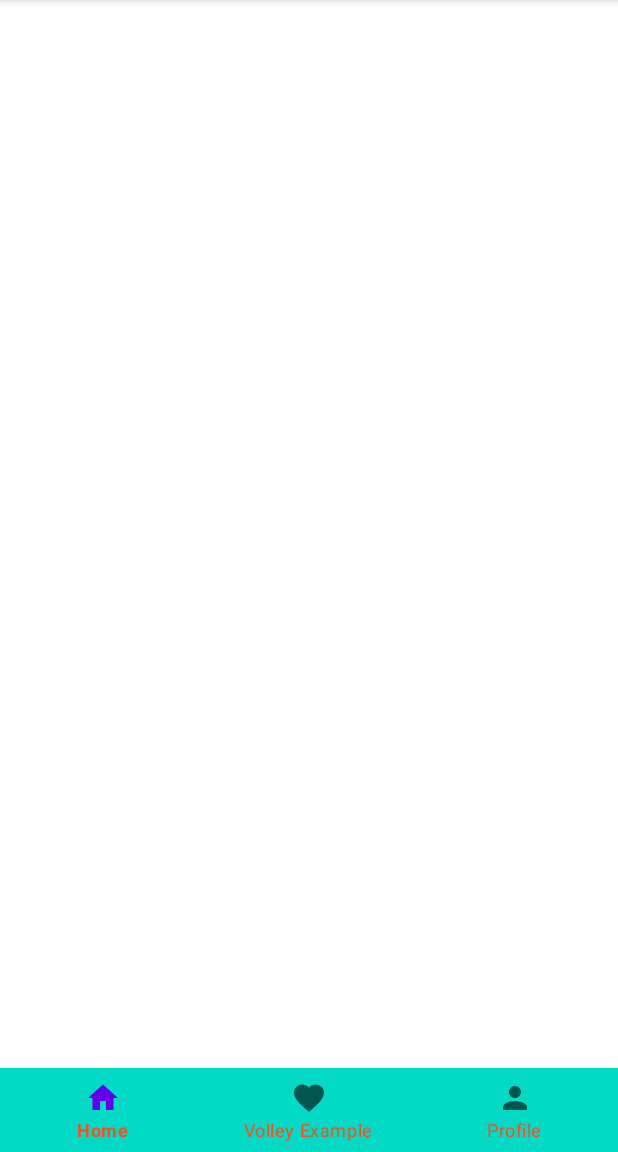
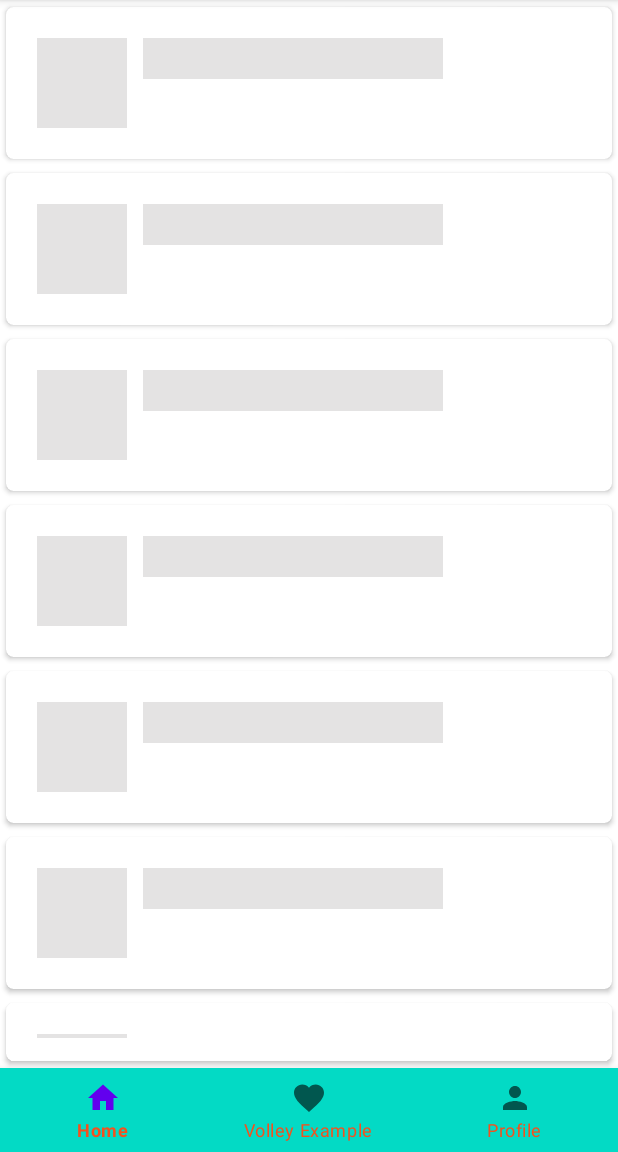
Before and after one commit to mubarakansari715/Fix_name_bottom_nav_kotlin, an Android app: the screen it shows after launch (MainActivity), on a phone screen of 412 x 824 dp, the part 84-1236 px from its top. Run offline under Robolectric (Android 15) with nearby library versions, the phone set to English and light mode, and no system bars; our stand-ins replace Shimmer.

Commit message:
Shimmer layout

```diff
--- a/app/build.gradle
+++ b/app/build.gradle
@@ -46,10 +46,13 @@ dependencies {
     androidTestImplementation 'androidx.test.espresso:espresso-core:3.4.0'
     //volley
     implementation "com.android.volley:volley:1.2.0"
-    //gson and retrofeit
+    //gson and retrofit
     implementation 'com.squareup.retrofit2:converter-gson:2.5.0'
     implementation 'com.squareup.retrofit2:retrofit:2.9.0'
     ///pic
     implementation 'com.squareup.picasso:picasso:2.71828'
 
+    //shimmer layout
+    implementation 'com.facebook.shimmer:shimmer:0.1.0@aar'
+
 }
--- a/app/src/main/java/com/example/kotlin_28_7_2021/Fragments/HomeFragment.kt
+++ b/app/src/main/java/com/example/kotlin_28_7_2021/Fragments/HomeFragment.kt
@@ -14,6 +14,7 @@ import com.example.kotlin_28_7_2021.ModelClass.PersonModelClass
 import com.example.kotlin_28_7_2021.ModelClass.RecycelViewModelClass
 import com.example.kotlin_28_7_2021.R
 import com.example.kotlin_28_7_2021.RecycelViewApiInterfacea
+import com.facebook.shimmer.ShimmerFrameLayout
 import kotlinx.android.synthetic.main.fragment_home.*
 import retrofit2.Call
 import retrofit2.Callback
@@ -37,13 +38,6 @@ class HomeFragment : Fragment() {
     }
 
     private fun getData(view: View?) {
-        val prog = ProgressDialog(requireActivity())
-        prog.setTitle("Checking Network")
-        prog.setMessage("Please wait few minutes")
-        //prog.setFeatureDrawable(R.drawable.ic_launcher_background)
-        prog.setCancelable(false)
-        Handler().postDelayed({ prog.dismiss() }, 2000)
-        prog.show()
         val retrofitBuilder = Retrofit.Builder()
             .addConverterFactory(GsonConverterFactory.create())
             .baseUrl(StringUrl)
@@ -65,9 +59,16 @@ class HomeFragment : Fragment() {
                 for (m in responseBody) {
                     listData.add(RecycelViewModelClass(m.id, m.title, m.url))
                 }
+                //shimmer code
+                shimmerLayout.stopShimmerAnimation()
+                shimmerLayout.visibility =View.GONE
+
+                //setAdapter code
                 val myAdapter = RecycelViewAdapters(requireActivity(), listData)
                 recycal_view.layoutManager = LinearLayoutManager(requireContext())
                 recycal_view.adapter = myAdapter
+                recycal_view.visibility = View.VISIBLE
+
 
             }
 
@@ -78,5 +79,8 @@ class HomeFragment : Fragment() {
 
 
     }
+    fun dialogbox(){
+
+    }
 
 }
--- a/app/src/main/res/layout/fragment_home.xml
+++ b/app/src/main/res/layout/fragment_home.xml
@@ -1,16 +1,46 @@
 <?xml version="1.0" encoding="utf-8"?>
-<LinearLayout
-    xmlns:android="http://schemas.android.com/apk/res/android"
+<LinearLayout xmlns:android="http://schemas.android.com/apk/res/android"
     xmlns:tools="http://schemas.android.com/tools"
     android:layout_width="match_parent"
     android:layout_height="match_parent"
-    tools:context=".Fragments.HomeFragment"
-    android:orientation="vertical">
+    android:orientation="vertical"
+    tools:context=".Fragments.HomeFragment">
+
+    <com.facebook.shimmer.ShimmerFrameLayout
+        android:id="@+id/shimmerLayout"
+        android:layout_width="match_parent"
+        android:layout_height="match_parent"
+        android:layout_gravity="center"
+        android:orientation="vertical">
+
+        <LinearLayout
+            android:layout_width="match_parent"
+            android:layout_height="wrap_content"
+            android:orientation="vertical">
+
+            <include layout="@layout/shimmer_layout_custom_recycalview" />
+
+            <include layout="@layout/shimmer_layout_custom_recycalview" />
+
+            <include layout="@layout/shimmer_layout_custom_recycalview" />
+
+            <include layout="@layout/shimmer_layout_custom_recycalview" />
+
+            <include layout="@layout/shimmer_layout_custom_recycalview" />
+
+            <include layout="@layout/shimmer_layout_custom_recycalview" />
+
+            <include layout="@layout/shimmer_layout_custom_recycalview" />
+
+
+        </LinearLayout>
+
+    </com.facebook.shimmer.ShimmerFrameLayout>
 
     <androidx.recyclerview.widget.RecyclerView
         android:id="@+id/recycal_view"
         android:layout_width="match_parent"
         android:layout_height="match_parent"
-        tools:listitem="@layout/custom_recycalview"/>
+        tools:listitem="@layout/custom_recycalview" />
 
 </LinearLayout>
--- /dev/null
+++ b/app/src/main/res/layout/shimmer_layout_custom_recycalview.xml
@@ -0,0 +1,38 @@
+<?xml version="1.0" encoding="utf-8"?>
+<androidx.cardview.widget.CardView
+    xmlns:android="http://schemas.android.com/apk/res/android"
+    xmlns:app="http://schemas.android.com/apk/res-auto"
+    android:layout_width="match_parent"
+    android:layout_height="wrap_content"
+    app:cardCornerRadius="5dp"
+    app:cardElevation="2dp"
+    app:cardUseCompatPadding="true">
+
+    <LinearLayout
+        android:layout_width="match_parent"
+        android:layout_height="wrap_content"
+        android:orientation="horizontal"
+        android:layout_margin="15dp">
+        <ImageView
+            android:id="@+id/tv_imageView"
+            android:layout_width="60dp"
+            android:layout_height="60dp"
+            android:cropToPadding="true"
+            android:outlineAmbientShadowColor="#E4E3E3"
+            android:layout_marginHorizontal="5dp"
+            android:layout_marginVertical="5dp"
+            android:scaleType="fitXY"
+            android:background="@color/colorGrey"/>
+        <TextView
+            android:id="@+id/tv_title"
+            android:layout_width="200dp"
+            android:layout_height="wrap_content"
+            android:textSize="20sp"
+            android:background="@color/colorGrey"
+            android:layout_margin="5dp"
+            android:textStyle="bold" />
+
+    </LinearLayout>
+
+
+</androidx.cardview.widget.CardView>
--- a/app/src/main/res/values/colors.xml
+++ b/app/src/main/res/values/colors.xml
@@ -7,4 +7,5 @@
     <color name="teal_700">#FF018786</color>
     <color name="black">#FF000000</color>
     <color name="white">#FFFFFFFF</color>
+    <color name="colorGrey">#E4E3E3</color>
 </resources>
```
